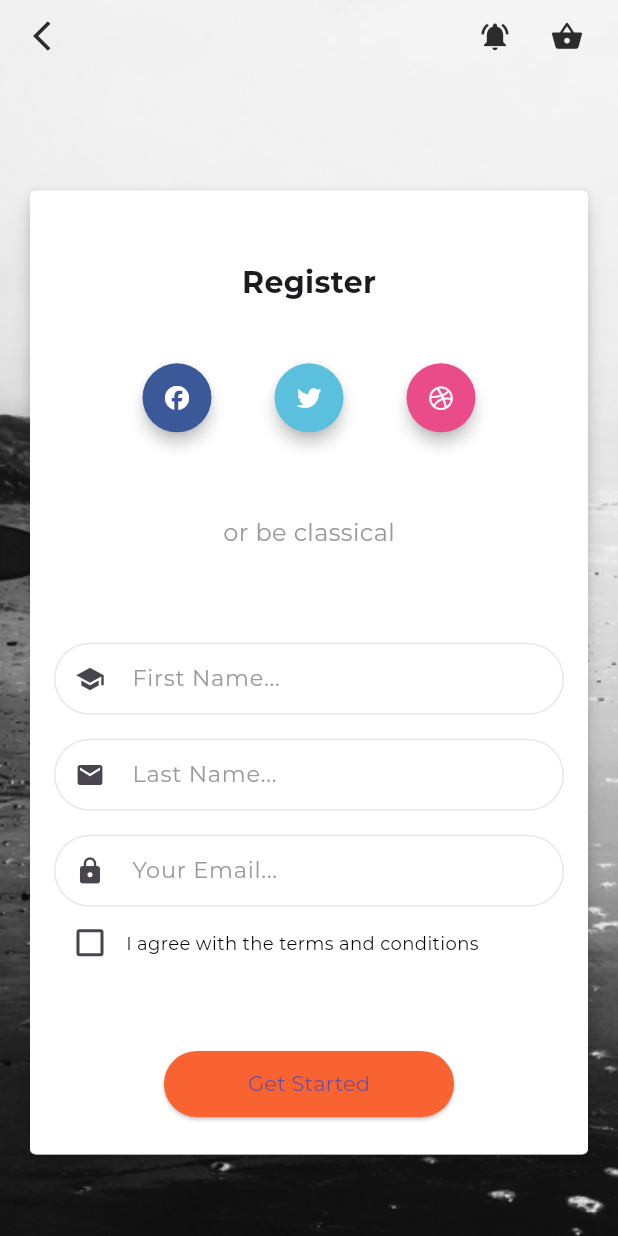
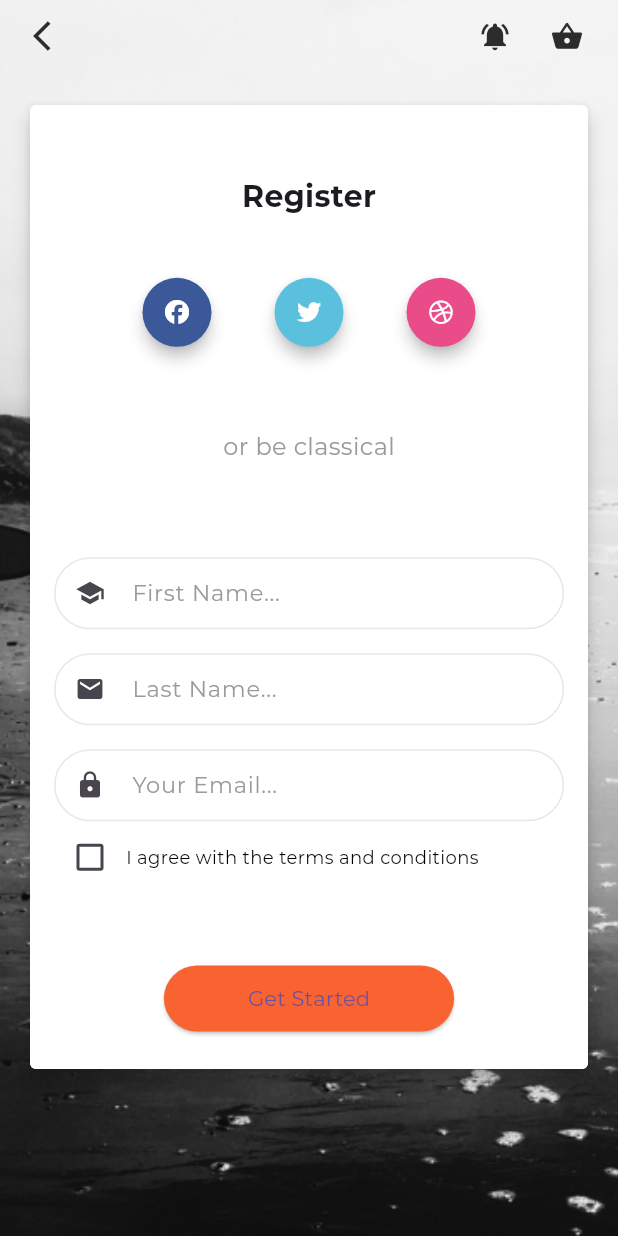
Before and after one commit to Katochimoto/traveltime.guide, a Flutter app: the RegisterScreen screen opened by its route, on a phone screen of 412 x 824 dp. Run offline on Flutter 3.47's test engine with Material 2 defaults, Android fonts, the phone set to English and light mode, and no system bars; our stand-ins replace carousel_slider, font_awesome_flutter, salomon_bottom_bar; network calls fail.

Commit message:
Update newbar height

```diff
--- a/lib/constants/Theme.dart
+++ b/lib/constants/Theme.dart
@@ -75,9 +75,7 @@ class UIGap {
 }
 
 class UINavbar {
-  static const double hPreffered = 240;
-  static const double hMenu = 107;
+  static const double hMenu = 50; // 75;
   static const double hSearch = 40;
   static const double hCategories = 70;
-  static const double hTags = 40;
 }
--- a/lib/widgets/drawer.dart
+++ b/lib/widgets/drawer.dart
@@ -67,7 +67,7 @@ class NowDrawer extends StatelessWidget {
                     }
                   },
                   iconColor: NowUIColors.primary,
-                  title: "Home",
+                  title: "Discover",
                   isSelected: currentPage == Routes.home ? true : false),
               DrawerTile(
                   icon: FontAwesomeIcons.dharmachakra,
--- a/lib/widgets/input.dart
+++ b/lib/widgets/input.dart
@@ -12,7 +12,8 @@ class Input extends StatelessWidget {
   final Color borderColor;
 
   const Input(
-      {this.placeholder,
+      {super.key,
+      this.placeholder,
       this.suffixIcon,
       this.prefixIcon,
       this.onTap,
--- a/lib/widgets/navbar/navbar.dart
+++ b/lib/widgets/navbar/navbar.dart
@@ -1,5 +1,4 @@
 import 'package:flutter/material.dart';
-import 'package:scrollable_positioned_list/scrollable_positioned_list.dart';
 import 'package:teamtravel/constants/Theme.dart';
 
 // import 'package:teamtravel/screens/trending.dart';
@@ -10,7 +9,7 @@ import 'package:teamtravel/constants/Theme.dart';
 
 import 'package:teamtravel/widgets/input.dart';
 
-class Navbar extends StatefulWidget implements PreferredSizeWidget {
+class Navbar extends StatelessWidget implements PreferredSizeWidget {
   final String title;
   final Widget? categories;
   final bool searchBar;
@@ -18,7 +17,6 @@ class Navbar extends StatefulWidget implements PreferredSizeWidget {
   final bool transparent;
   final bool reverseTextcolor;
   final bool rightOptions;
-  final List<String> tags;
   final void Function(String)? getCurrentPage;
   final bool isOnSearch;
   final TextEditingController? searchController;
@@ -29,7 +27,6 @@ class Navbar extends StatefulWidget implements PreferredSizeWidget {
 
   const Navbar(
       {this.title = "Home",
-      this.tags = const [],
       this.categories,
       this.transparent = false,
       this.rightOptions = true,
@@ -44,57 +41,22 @@ class Navbar extends StatefulWidget implements PreferredSizeWidget {
       this.bgColor = NowUIColors.white,
       this.searchBar = false});
 
-  final double _prefferedHeight = UINavbar.hPreffered;
-
   @override
-  _NavbarState createState() => _NavbarState();
-
-  @override
-  Size get preferredSize => Size.fromHeight(_prefferedHeight);
-}
-
-class _NavbarState extends State<Navbar> {
-  String activeTag = '';
-
-  final ItemScrollController _scrollController = ItemScrollController();
-
-  @override
-  void initState() {
-    if (widget.tags.isNotEmpty) {
-      activeTag = widget.tags[0];
-    }
-    super.initState();
-  }
+  Size get preferredSize => Size.fromHeight(UINavbar.hMenu +
+      (searchBar ? UINavbar.hSearch : 0) +
+      (categories != null ? UINavbar.hCategories : 0) +
+      (searchBar && categories != null ? UIGap.g1 : 0));
 
   @override
   Widget build(BuildContext context) {
-    final bool tagsExist =
-        widget.tags == null ? false : (widget.tags.isEmpty ? false : true);
-
-    double height = UINavbar.hMenu;
-    if (widget.searchBar) {
-      height += UINavbar.hSearch;
-    }
-    if (widget.searchBar && widget.categories != null) {
-      height += UIGap.g1;
-    }
-    if (widget.categories != null) {
-      height += UINavbar.hCategories;
-    }
-    if (tagsExist && widget.categories != null) {
-      height += UIGap.g1;
-    }
-    if (tagsExist) {
-      height += UINavbar.hTags;
-    }
-
+    var safePadding = MediaQuery.of(context).padding.top;
     return Container(
-        height: height,
+        height: preferredSize.height + safePadding,
         decoration: BoxDecoration(
-            color: !widget.transparent ? widget.bgColor : Colors.transparent,
+            color: !transparent ? bgColor : Colors.transparent,
             boxShadow: [
               BoxShadow(
-                  color: !widget.transparent && !widget.noShadow
+                  color: !transparent && !noShadow
                       ? NowUIColors.muted
                       : Colors.transparent,
                   spreadRadius: -10,
@@ -115,19 +77,19 @@ class _NavbarState extends State<Navbar> {
                       children: [
                         // IconButton(
                         //     icon: Icon(
-                        //         !widget.backButton
+                        //         !backButton
                         //             ? Icons.menu
                         //             : Icons.arrow_back_ios,
-                        //         color: !widget.transparent
-                        //             ? (widget.bgColor == NowUIColors.white
+                        //         color: !transparent
+                        //             ? (bgColor == NowUIColors.white
                         //                 ? NowUIColors.text
                         //                 : NowUIColors.white)
-                        //             : (widget.reverseTextcolor
+                        //             : (reverseTextcolor
                         //                 ? NowUIColors.text
                         //                 : NowUIColors.white),
                         //         size: 24.0),
                         //     onPressed: () {
-                        //       if (!widget.backButton)
+                        //       if (!backButton)
                         //         Scaffold.of(context).openDrawer();
                         //       else
                         //         Navigator.pop(context);
@@ -151,20 +113,20 @@ class _NavbarState extends State<Navbar> {
                                   },
                                 ),
                               ]),
-                        Text(widget.title,
+                        Text(title,
                             style: TextStyle(
-                                color: !widget.transparent
-                                    ? (widget.bgColor == NowUIColors.white
+                                color: !transparent
+                                    ? (bgColor == NowUIColors.white
                                         ? NowUIColors.text
                                         : NowUIColors.white)
-                                    : (widget.reverseTextcolor
+                                    : (reverseTextcolor
                                         ? NowUIColors.text
                                         : NowUIColors.white),
                                 fontWeight: FontWeight.w400,
                                 fontSize: 18.0)),
                       ],
                     ),
-                    if (widget.rightOptions)
+                    if (rightOptions)
                       Row(
                         mainAxisAlignment: MainAxisAlignment.spaceEvenly,
                         children: [
@@ -177,11 +139,11 @@ class _NavbarState extends State<Navbar> {
                             },
                             child: IconButton(
                                 icon: Icon(Icons.notifications_active,
-                                    color: !widget.transparent
-                                        ? (widget.bgColor == NowUIColors.white
+                                    color: !transparent
+                                        ? (bgColor == NowUIColors.white
                                             ? NowUIColors.text
                                             : NowUIColors.white)
-                                        : (widget.reverseTextcolor
+                                        : (reverseTextcolor
                                             ? NowUIColors.text
                                             : NowUIColors.white),
                                     size: 22.0),
@@ -196,11 +158,11 @@ class _NavbarState extends State<Navbar> {
                             },
                             child: IconButton(
                                 icon: Icon(Icons.shopping_basket,
-                                    color: !widget.transparent
-                                        ? (widget.bgColor == NowUIColors.white
+                                    color: !transparent
+                                        ? (bgColor == NowUIColors.white
                                             ? NowUIColors.text
                                             : NowUIColors.white)
-                                        : (widget.reverseTextcolor
+                                        : (reverseTextcolor
                                             ? NowUIColors.text
                                             : NowUIColors.white),
                                     size: 22.0),
@@ -210,7 +172,7 @@ class _NavbarState extends State<Navbar> {
                       )
                   ],
                 ),
-                if (widget.searchBar)
+                if (searchBar)
                   SizedBox(
                       height: UINavbar.hSearch,
                       child: Padding(
@@ -218,83 +180,33 @@ class _NavbarState extends State<Navbar> {
                             vertical: UIGap.g0, horizontal: UIGap.g2),
                         child: Input(
                             placeholder: "What are you looking for?",
-                            controller: widget.searchController,
-                            onChanged: widget.searchOnChanged,
-                            autofocus: widget.searchAutofocus,
+                            controller: searchController,
+                            onChanged: searchOnChanged,
+                            autofocus: searchAutofocus,
                             suffixIcon: const Icon(
                               Icons.zoom_in,
                               color: NowUIColors.time,
                               size: 20,
                             ),
                             onTap: () {
-                              // if (!widget.isOnSearch)
+                              // if (!isOnSearch)
                               //   Navigator.push(
                               //       context,
                               //       MaterialPageRoute(
                               //           builder: (context) => Search()));
                             }),
                       )),
-                ...(widget.categories != null && widget.searchBar
+                ...(categories != null && searchBar
                     ? [const SizedBox(height: UIGap.g1)]
                     : []),
-                ...(widget.categories != null
+                ...(categories != null
                     ? [
                         Container(
                             // padding: const EdgeInsets.symmetric(
                             //     vertical: UIGap.g0, horizontal: UIGap.g0),
-                            child: widget.categories)
+                            child: categories)
                       ]
                     : []),
-                ...(widget.categories != null && tagsExist
-                    ? [const SizedBox(height: UIGap.g1)]
-                    : []),
-                if (tagsExist)
-                  SizedBox(
-                    height: UINavbar.hTags,
-                    child: ScrollablePositionedList.builder(
-                      itemScrollController: _scrollController,
-                      scrollDirection: Axis.horizontal,
-                      itemCount: widget.tags.length,
-                      itemBuilder: (BuildContext context, int index) {
-                        return GestureDetector(
-                          onTap: () {
-                            if (activeTag != widget.tags[index]) {
-                              setState(() => activeTag = widget.tags[index]);
-                              _scrollController.scrollTo(
-                                  index:
-                                      index == widget.tags.length - 1 ? 1 : 0,
-                                  duration: const Duration(milliseconds: 420),
-                                  curve: Curves.easeIn);
-                              if (widget.getCurrentPage != null) {
-                                widget.getCurrentPage!(activeTag);
-                              }
-                            }
-                          },
-                          child: Container(
-                              margin: EdgeInsets.only(
-                                  left: index == 0 ? 46 : 8, right: 8),
-                              padding: const EdgeInsets.only(
-                                  top: 4, bottom: 4, left: 20, right: 20),
-                              // width: 90,
-                              decoration: BoxDecoration(
-                                  color: activeTag == widget.tags[index]
-                                      ? NowUIColors.info
-                                      : NowUIColors.tabs,
-                                  borderRadius: const BorderRadius.all(
-                                      Radius.circular(54.0))),
-                              child: Center(
-                                child: Text(widget.tags[index],
-                                    style: TextStyle(
-                                        color: activeTag == widget.tags[index]
-                                            ? NowUIColors.white
-                                            : NowUIColors.black,
-                                        fontWeight: FontWeight.w500,
-                                        fontSize: 14.0)),
-                              )),
-                        );
-                      },
-                    ),
-                  )
               ],
             ),
           ),
```
Also changed, not shown: lib/widgets/navbar/navbar_categories.dart (+14 -16 lines).
